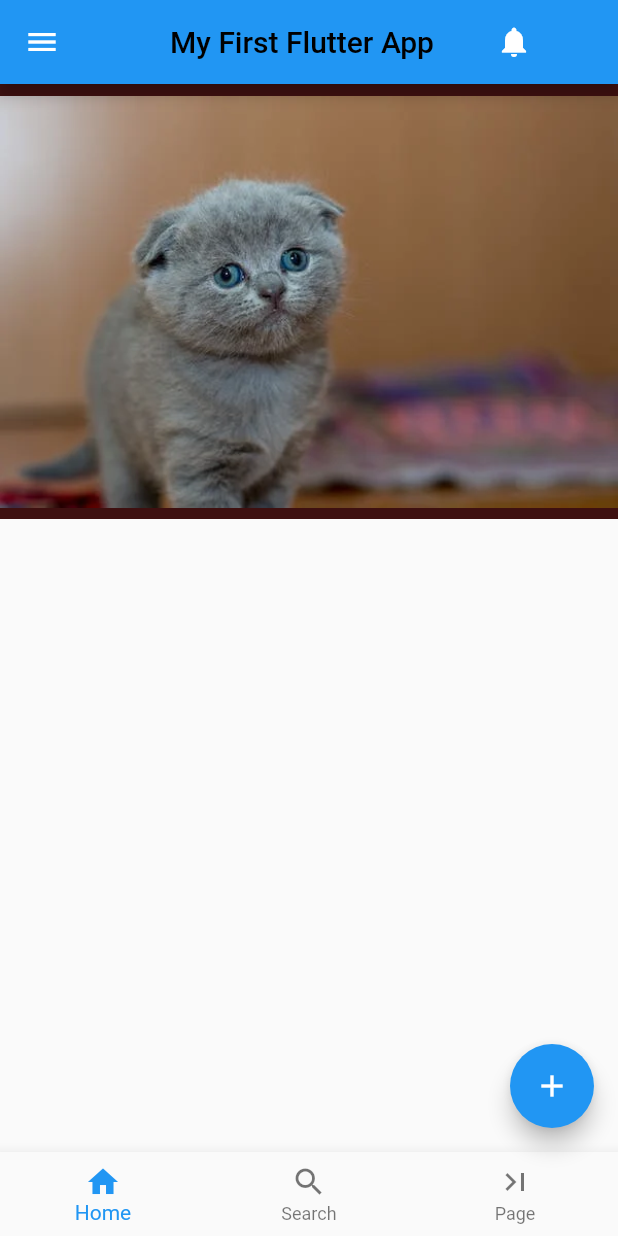
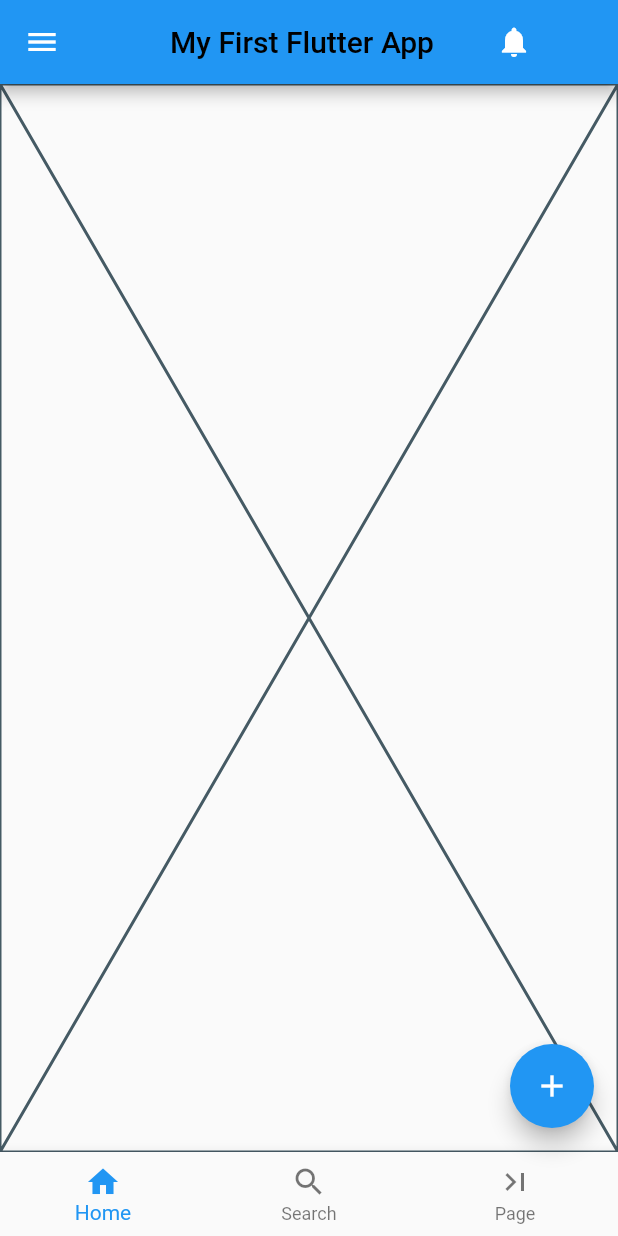
Before and after one commit to finteger/RDP_Guestbook, a Flutter app: the screen it shows after launch, on a phone screen of 412 x 824 dp. Run offline on Flutter 3.47's test engine with Material 2 defaults, Android fonts, the phone set to English and light mode, and no system bars.

Commit message:
My Fourth Commit

```diff
--- a/lib/main.dart
+++ b/lib/main.dart
@@ -10,7 +10,7 @@ class MyApp extends StatelessWidget {
 
   @override
   Widget build(BuildContext context) {
-    return MaterialApp(
+    return const MaterialApp(
       home: HomePage(),
     );
   }
--- a/lib/screens/home.dart
+++ b/lib/screens/home.dart
@@ -24,16 +24,8 @@ class _HomePageState extends State<HomePage> {
               Icon(Icons.notifications),
             ]),
       ),
-      drawer: Drawer(),
-      body: Container(
-        height: 290,
-        decoration: const BoxDecoration(
-          color: Color.fromARGB(255, 62, 16, 16),
-        ),
-        child: const Image(
-          image: AssetImage("assets/images/cat.webp"),
-        ),
-      ),
+      drawer: const Drawer(),
+      body: Placeholder(),
       floatingActionButton: const FloatingActionButton(
         onPressed: null,
         child: Icon(Icons.add),
```
